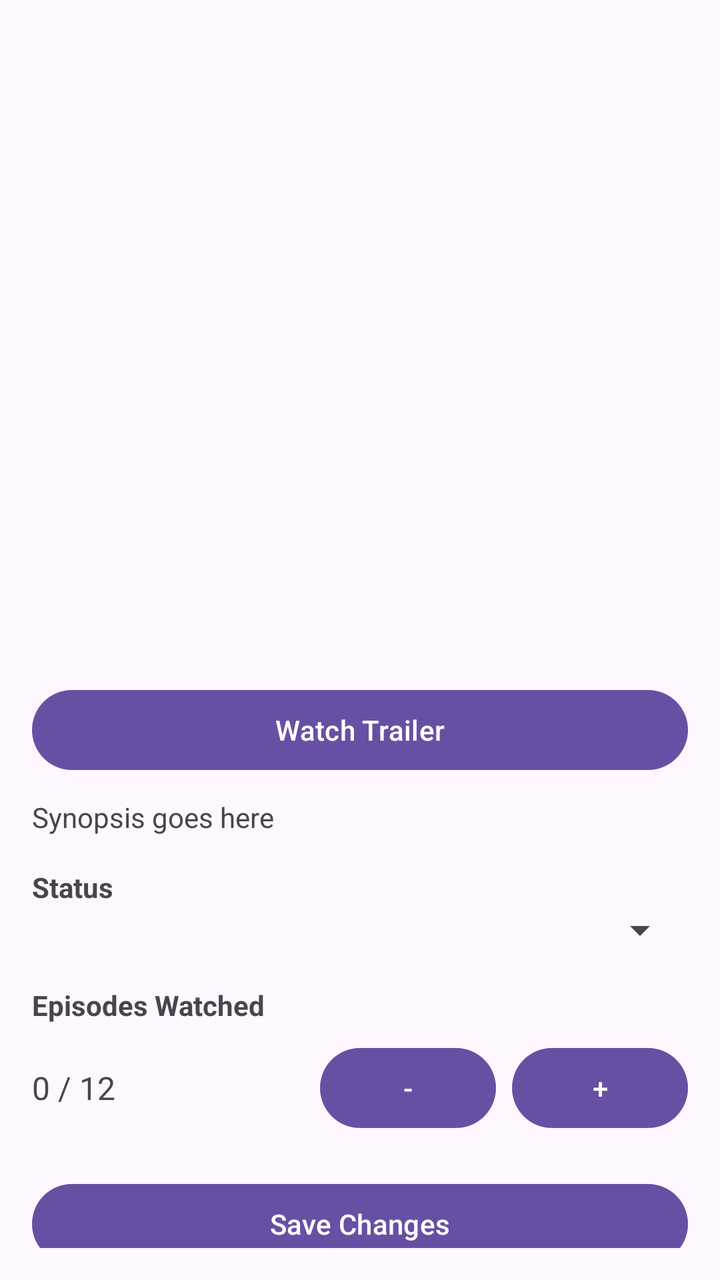
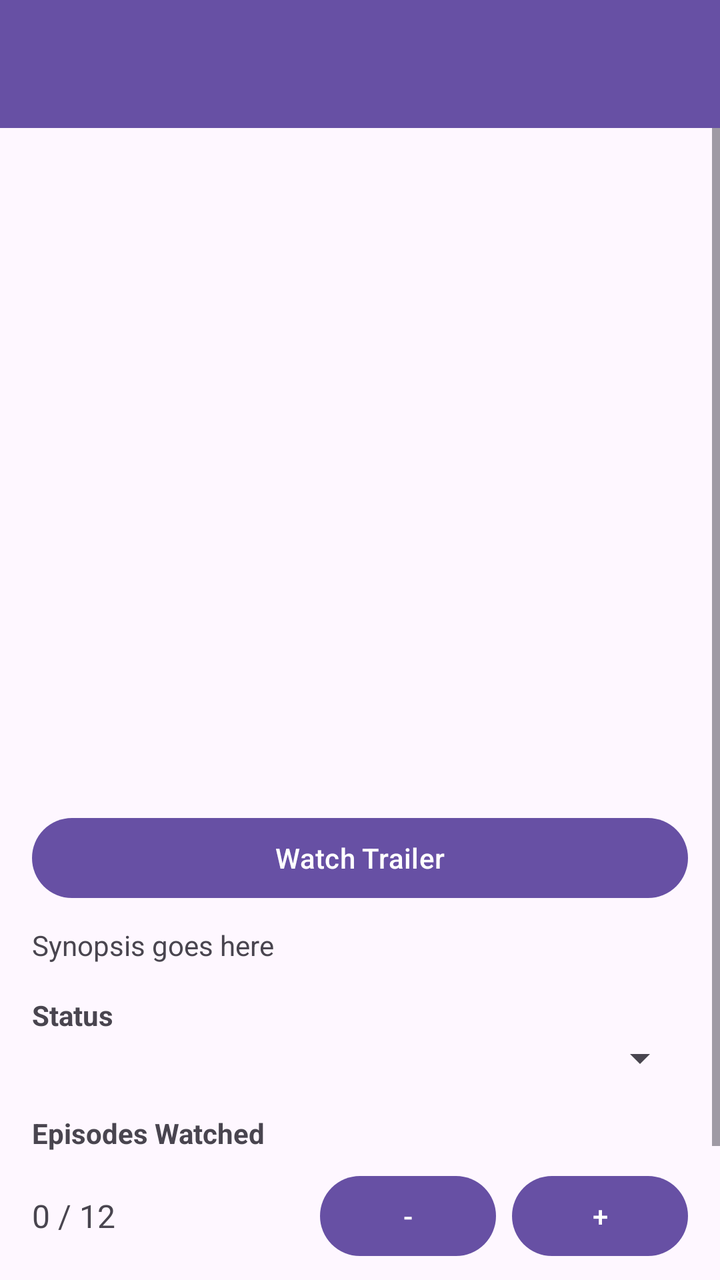

Two renders of the same Android screen: before a commit and after it. Below are the layout's source before the change and the commit's diff.
<!-- AndroidManifest.xml: application theme Theme.AnimeTracker -->
<!-- res/layout/activity_anime_details.xml -->
<?xml version="1.0" encoding="utf-8"?>
<ScrollView xmlns:android="http://schemas.android.com/apk/res/android"
    android:padding="16dp"
    android:layout_width="match_parent"
    android:layout_height="match_parent">

    <LinearLayout
        android:orientation="vertical"
        android:layout_width="match_parent"
        android:layout_height="wrap_content">

        <ImageView
            android:id="@+id/animeImage"
            android:layout_width="match_parent"
            android:layout_height="200dp"
            android:scaleType="centerCrop" />

        <TextView
            android:id="@+id/animeTitle"
            android:textStyle="bold"
            android:textSize="20sp"
            android:layout_marginTop="10dp"
            android:layout_width="match_parent"
            android:layout_height="wrap_content" />

        <TextView android:id="@+id/animeEpisodes"
            android:layout_width="wrap_content"
            android:layout_height="wrap_content" />

        <TextView android:id="@+id/animeScore"
            android:layout_width="wrap_content"
            android:layout_height="wrap_content" />

        <TextView android:id="@+id/animeYear"
            android:layout_width="wrap_content"
            android:layout_height="wrap_content" />

        <TextView android:id="@+id/animeType"
            android:layout_width="wrap_content"
            android:layout_height="wrap_content" />

        <Button
            android:id="@+id/watchTrailerButton"
            android:layout_width="match_parent"
            android:layout_height="wrap_content"
            android:text="Watch Trailer"
            android:layout_marginTop="12dp" />

        <TextView
            android:id="@+id/animeSynopsis"
            android:layout_marginTop="10dp"
            android:layout_width="match_parent"
            android:layout_height="wrap_content"
            android:text="Synopsis goes here" />

        
        <TextView
            android:text="Status"
            android:textStyle="bold"
            android:layout_marginTop="16dp"
            android:layout_width="wrap_content"
            android:layout_height="wrap_content" />

        <Spinner
            android:id="@+id/statusSpinner"
            android:layout_width="match_parent"
            android:layout_height="wrap_content" />

        
        <TextView
            android:text="Episodes Watched"
            android:textStyle="bold"
            android:layout_marginTop="16dp"
            android:layout_width="wrap_content"
            android:layout_height="wrap_content" />

        <LinearLayout
            android:orientation="horizontal"
            android:layout_marginTop="8dp"
            android:layout_width="match_parent"
            android:layout_height="wrap_content"
            android:gravity="center_vertical">

            <TextView
                android:id="@+id/episodesWatchedText"
                android:layout_width="0dp"
                android:layout_weight="1"
                android:layout_height="wrap_content"
                android:text="0 / 12"
                android:textSize="16sp" />

            <Button
                android:id="@+id/minusButton"
                android:text="-"
                android:layout_width="wrap_content"
                android:layout_height="wrap_content" />

            <Button
                android:id="@+id/plusButton"
                android:text="+"
                android:layout_width="wrap_content"
                android:layout_height="wrap_content"
                android:layout_marginStart="8dp" />
        </LinearLayout>

        
        <Button
            android:id="@+id/saveButton"
            android:text="Save Changes"
            android:layout_marginTop="20dp"
            android:layout_width="match_parent"
            android:layout_height="wrap_content" />
    </LinearLayout>
</ScrollView>
<!-- resources referenced by this layout -->
<resources>
  <style name="Theme.AnimeTracker" parent="Base.Theme.AnimeTracker" />
  <style name="Base.Theme.AnimeTracker" parent="Theme.Material3.DayNight.NoActionBar">
          
          
      </style>
</resources>

<!-- the commit's change to res/layout/activity_anime_details.xml (unified diff, before → after) -->
@@ -1,13 +1,27 @@
 <?xml version="1.0" encoding="utf-8"?>
-<ScrollView xmlns:android="http://schemas.android.com/apk/res/android"
-    android:padding="16dp"
+<LinearLayout xmlns:android="http://schemas.android.com/apk/res/android"
+    android:orientation="vertical"
     android:layout_width="match_parent"
     android:layout_height="match_parent">
 
-    <LinearLayout
-        android:orientation="vertical"
+    <com.google.android.material.appbar.MaterialToolbar
+        android:id="@+id/detailsToolbar"
         android:layout_width="match_parent"
-        android:layout_height="wrap_content">
+        android:layout_height="?attr/actionBarSize"
+        android:background="?attr/colorPrimary"
+        android:title="Anime Details"
+        android:titleTextColor="@android:color/white" />
+
+    <ScrollView
+        android:layout_width="match_parent"
+        android:layout_height="0dp"
+        android:layout_weight="1">
+
+        <LinearLayout
+            android:orientation="vertical"
+            android:padding="16dp"
+            android:layout_width="match_parent"
+            android:layout_height="wrap_content">
 
         <ImageView
             android:id="@+id/animeImage"
@@ -53,7 +67,6 @@
             android:layout_height="wrap_content"
             android:text="Synopsis goes here" />
 
-        
         <TextView
             android:text="Status"
             android:textStyle="bold"
@@ -66,7 +79,6 @@
             android:layout_width="match_parent"
             android:layout_height="wrap_content" />
 
-        
         <TextView
             android:text="Episodes Watched"
             android:textStyle="bold"
@@ -103,12 +115,13 @@
                 android:layout_marginStart="8dp" />
         </LinearLayout>
 
-        
         <Button
             android:id="@+id/saveButton"
             android:text="Save Changes"
             android:layout_marginTop="20dp"
             android:layout_width="match_parent"
             android:layout_height="wrap_content" />
-    </LinearLayout>
-</ScrollView>
+
+        </LinearLayout>
+    </ScrollView>
+</LinearLayout>
